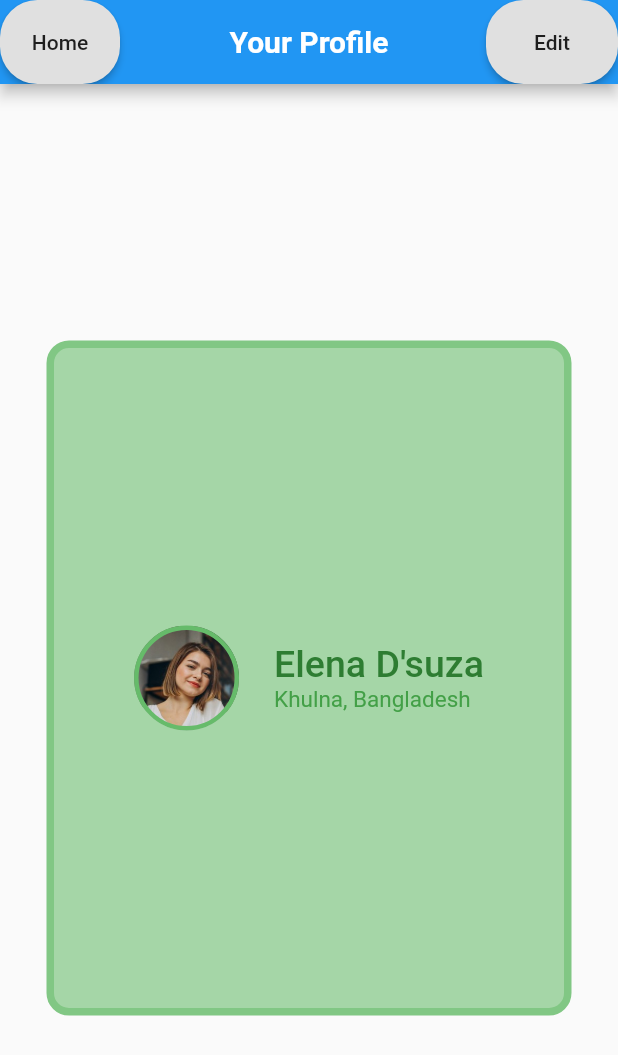
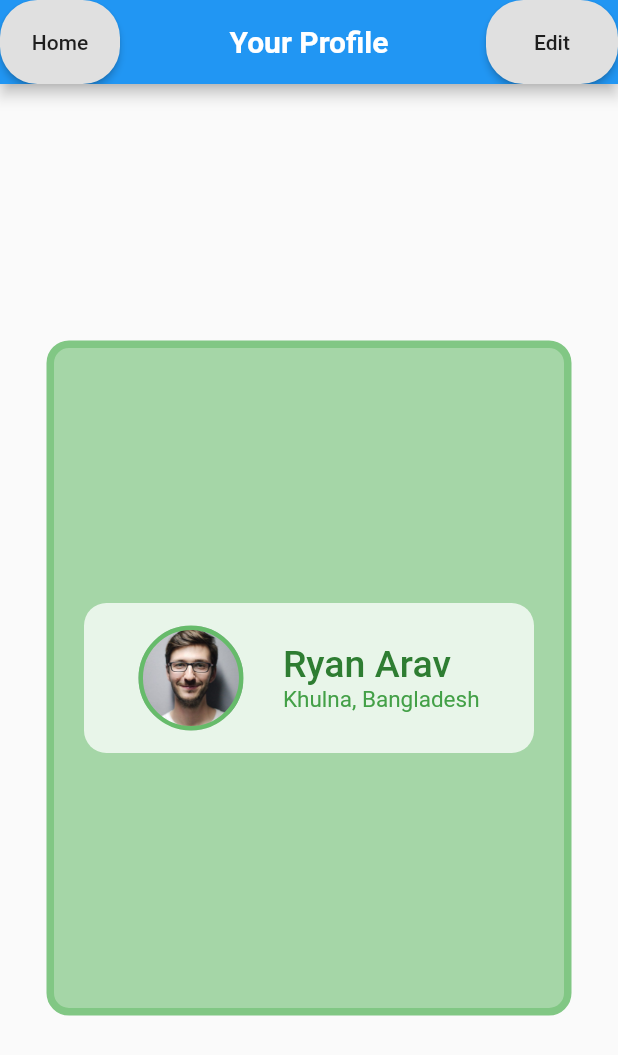
Before and after one commit to arman-arif/learing_flutter_and_dart, a Flutter app: the screen it shows after launch, on a phone screen of 412 x 824 dp. Shown: the top 1055 px of the screen. Run offline on Flutter 3.47's test engine with Material 2 defaults, Android fonts, the phone set to English and light mode, and no system bars.

Commit message:
Changed profile picture

```diff
--- a/flutter_projects/flutter_design_test/lib/profile_page.dart
+++ b/flutter_projects/flutter_design_test/lib/profile_page.dart
@@ -92,8 +92,11 @@ class _ProfilePageState extends State<ProfilePage> {
                 Container(
                   height: 100,
                   width: 350,
-                  padding: EdgeInsets.symmetric(horizontal: 30),
-                  decoration: BoxDecoration(),
+                  padding: EdgeInsets.symmetric(horizontal: 10),
+                  margin: EdgeInsets.symmetric(horizontal: 20),
+                  decoration: BoxDecoration(
+                      color: Colors.green.shade50,
+                      borderRadius: BorderRadius.circular(15)),
                   child: Row(
                     mainAxisAlignment: MainAxisAlignment.spaceEvenly,
                     children: [
@@ -108,7 +111,7 @@ class _ProfilePageState extends State<ProfilePage> {
                           ),
                           shape: BoxShape.circle,
                           image: DecorationImage(
-                            image: AssetImage('images/profile-image-1.jpg'),
+                            image: AssetImage('images/profile-image-2.jpeg'),
                             fit: BoxFit.fill,
                           ),
                         ),
@@ -118,7 +121,7 @@ class _ProfilePageState extends State<ProfilePage> {
                         crossAxisAlignment: CrossAxisAlignment.start,
                         children: [
                           Text(
-                            "Elena D'suza",
+                            "Ryan Arav",
                             style: TextStyle(
                               fontSize: 25,
                               fontWeight: FontWeight.w500,
```
Also changed, not shown: flutter_projects/flutter_design_test/images/profile-image-2.jpeg (added).
